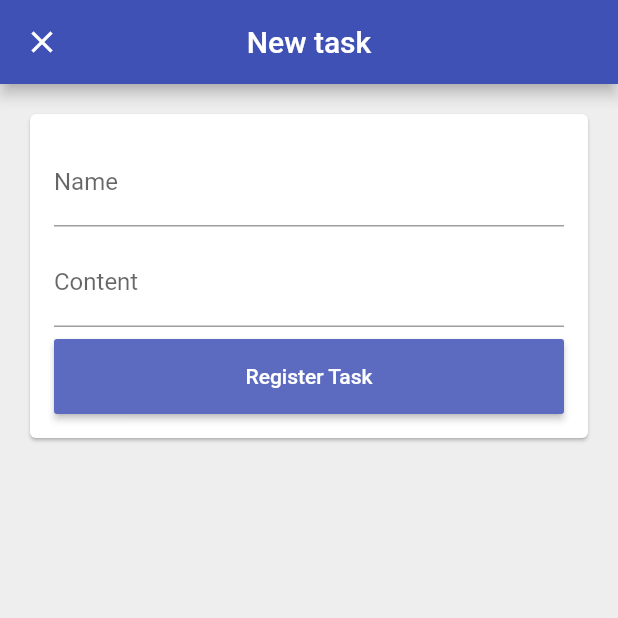
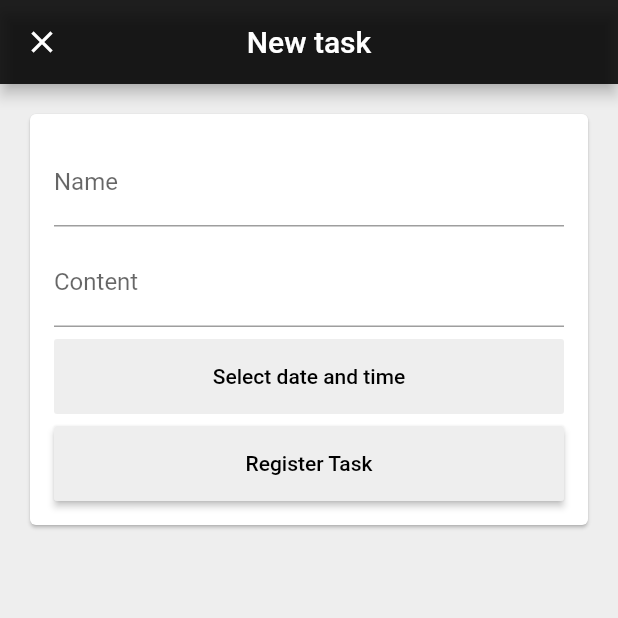
Before and after one commit to Smit1400/ToDo_App, a Flutter app: the screen it shows once a user with an empty profile is signed in, after a tap on the "add" icon, on a phone screen of 412 x 824 dp, the top half of it. Run offline on Flutter 3.47's test engine with Material 2 defaults, Android fonts, the phone set to English and light mode, and no system bars; our stand-ins replace cloud_firestore, firebase_auth, flutter_datetime_picker; accounts and stored records are empty; network calls fail.

Commit message:
Added time ad date feature in register page and some minor changes

```diff
--- a/lib/app/home/homepage.dart
+++ b/lib/app/home/homepage.dart
@@ -1,5 +1,6 @@
 import 'package:flutter/material.dart';
 import 'package:provider/provider.dart';
+import 'package:todo_app/app/home/empty_page.dart';
 import 'package:todo_app/app/home/register_todo_task.dart';
 import 'package:todo_app/app/home/task_list_tile.dart';
 import 'package:todo_app/models/task.dart';
@@ -28,8 +29,15 @@ class _HomePageState extends State<HomePage> {
   Widget build(BuildContext context) {
     final auth = Provider.of<AuthService>(context, listen: false);
     return Scaffold(
+      backgroundColor: Colors.grey[850],
       appBar: AppBar(
-        title: Text('Home'),
+        backgroundColor: Colors.black87,
+        title: Text(
+          'Home',
+          style: TextStyle(
+            color: Colors.grey[200],
+          ),
+        ),
         centerTitle: true,
         titleSpacing: 1.0,
         actions: <Widget>[
@@ -39,12 +47,12 @@ class _HomePageState extends State<HomePage> {
             },
             icon: Icon(
               Icons.person,
-              color: Colors.white,
+              color: Colors.grey[200],
             ),
             label: Text(
               'Logout',
               style: TextStyle(
-                color: Colors.white,
+                color: Colors.grey[200],
               ),
             ),
           ),
@@ -52,7 +60,11 @@ class _HomePageState extends State<HomePage> {
       ),
       body: _buildContents(),
       floatingActionButton: FloatingActionButton(
-        child: Icon(Icons.add),
+        backgroundColor: Colors.grey,
+        child: Icon(
+          Icons.add,
+          color: Colors.black,
+        ),
         onPressed: () => _onButtonPressed(context),
       ),
     );
@@ -65,13 +77,38 @@ class _HomePageState extends State<HomePage> {
       builder: (context, snapshot) {
         if (snapshot.hasData) {
           final tasks = snapshot.data;
+          if (tasks.isNotEmpty) {
             final children = tasks
                 .map((task) => TaskListTile(task: task, database: database))
                 .toList();
             return ListView(
               children: children,
             );
+          } else {
+            return Center(
+              child: Column(
+                mainAxisAlignment: MainAxisAlignment.center,
+                children: <Widget>[
+                  Text(
+                    'Nothing Here',
+                    style: TextStyle(
+                      fontSize: 32,
+                      color: Colors.grey,
+                    ),
+                  ),
+                  Text(
+                    'Add a new item to get started',
+                    style: TextStyle(
+                      fontSize: 16,
+                      color: Colors.grey,
+                    ),
+                  ),
+                ],
+              ),
+            );
+          }
         } else if (snapshot.hasError) {
+          print("hello: ${snapshot.error}");
           return Center(
             child: Text('Some Error Occurred'),
           );
--- a/lib/app/home/register_todo_task.dart
+++ b/lib/app/home/register_todo_task.dart
@@ -1,4 +1,6 @@
+import 'package:cloud_firestore/cloud_firestore.dart';
 import 'package:flutter/material.dart';
+import 'package:flutter_datetime_picker/flutter_datetime_picker.dart';
 import 'package:todo_app/models/task.dart';
 import 'package:todo_app/services/database.dart';
 
@@ -14,6 +16,7 @@ class RegisterTodoTask extends StatefulWidget {
 class _RegisterTodoTaskState extends State<RegisterTodoTask> {
   String _name;
   String _content;
+  DateTime _date;
   final _formKey = GlobalKey<FormState>();
 
   bool _onRegister() {
@@ -30,7 +33,12 @@ class _RegisterTodoTaskState extends State<RegisterTodoTask> {
       try {
         final id = documnetIdFromCurrentDate();
         print(id);
-        final Task task = Task(id: id, name: _name, content: _content);
+        Timestamp datetime_to_timestamp = Timestamp.fromDate(_date);
+        final Task task = Task(
+            id: id,
+            name: _name,
+            content: _content,
+            datetime: datetime_to_timestamp);
         await widget.database.createJob(task);
         Navigator.of(context).pop();
       } catch (e) {
@@ -43,6 +51,7 @@ class _RegisterTodoTaskState extends State<RegisterTodoTask> {
   Widget build(BuildContext context) {
     return Scaffold(
       appBar: AppBar(
+        backgroundColor: Colors.black87,
         title: Text('New task'),
         centerTitle: true,
         titleSpacing: 1.0,
@@ -84,15 +93,38 @@ class _RegisterTodoTaskState extends State<RegisterTodoTask> {
                 SizedBox(height: 8.0),
                 SizedBox(
                   height: 50.0,
+                  child: FlatButton(
+                    color: Colors.grey[200],
+                    onPressed: () {
+                      DatePicker.showDateTimePicker(context,
+                          showTitleActions: true,
+                          minTime: DateTime(2018, 3, 5),
+                          maxTime: DateTime(2100, 6, 7), onChanged: (date) {
+                        print('change $date');
+                      }, onConfirm: (date) {
+                        setState(() {
+                          _date = date;
+                        });
+                      }, currentTime: DateTime.now(), locale: LocaleType.en);
+                    },
+                    child: Text(
+                      _date == null ? 'Select date and time' : '$_date',
+                      style: TextStyle(color: Colors.black),
+                    ),
+                  ),
+                ),
+                SizedBox(height: 8.0),
+                SizedBox(
+                  height: 50.0,
                   child: RaisedButton(
                     child: Text(
                       'Register Task',
                       style: TextStyle(
-                        color: Colors.white,
+                        color: Colors.black,
                       ),
                     ),
                     onPressed: () => _createJob(context),
-                    color: Colors.indigo[400],
+                    color: Colors.grey[200],
                   ),
                 ),
               ],
--- a/lib/app/signin/email_sign_in_page.dart
+++ b/lib/app/signin/email_sign_in_page.dart
@@ -75,7 +75,7 @@ class _EmailSignInPageState extends State<EmailSignInPage> {
         : 'Already have an account? Log in';
     return Scaffold(
       appBar: AppBar(
-        backgroundColor: Colors.indigo,
+        backgroundColor: Colors.black87,
         title: Text('Welcome to ToDo App'),
         centerTitle: true,
       ),
@@ -124,11 +124,11 @@ class _EmailSignInPageState extends State<EmailSignInPage> {
                       primaryText,
                       textAlign: TextAlign.center,
                       style: TextStyle(
-                        color: Colors.white,
+                        color: Colors.black,
                       ),
                     ),
-                    color: Colors.indigo,
-                    disabledColor: Colors.indigo,
+                    color: Colors.grey[200],
+                    disabledColor: Colors.grey[200],
                     onPressed: () {
                       print('Email: $_email and Password: $_password');
                       _submit();
--- a/lib/main.dart
+++ b/lib/main.dart
@@ -17,9 +17,6 @@ class _MyAppState extends State<MyApp> {
       create: (context) => Auth(),
       child: MaterialApp(
         home: LandingPage(),
-        theme: ThemeData(
-          primarySwatch: Colors.indigo,
-        ),
       ),
     );
   }
--- a/lib/models/task.dart
+++ b/lib/models/task.dart
@@ -1,13 +1,17 @@
+import 'package:cloud_firestore/cloud_firestore.dart';
+
 class Task {
   final String id;
   final String name;
   final String content;
-  Task({this.id, this.name, this.content});
+  final Timestamp datetime;
+  Task({this.id, this.name, this.content, this.datetime});
 
   Map<String, dynamic> toMap() {
     return {
       'name': name,
       'content': content,
+      'datetime': datetime,
     };
   }
 }
--- a/lib/services/database.dart
+++ b/lib/services/database.dart
@@ -41,6 +41,7 @@ class FirestoreDatabase implements Database {
             id: snapshot.documentID,
             name: snapshot.data['name'],
             content: snapshot.data['content'],
+            datetime: snapshot.data['datetime'],
           ),
         )
         .toList());
--- a/pubspec.yaml
+++ b/pubspec.yaml
@@ -22,7 +22,7 @@ dependencies:
   firebase_auth: ^0.14.0+5
   provider: ^4.0.5
   cloud_firestore:
-
+  flutter_datetime_picker: ^1.3.8
   # The following adds the Cupertino Icons font to your application.
   # Use with the CupertinoIcons class for iOS style icons.
   cupertino_icons: ^0.1.2
```
Also changed, not shown: lib/app/home/empty_page.dart (added, +36 -0 lines), lib/app/home/task_list_tile.dart (+55 -2 lines), pubspec.lock. Lines whose indentation alone changed are shown as unchanged.
